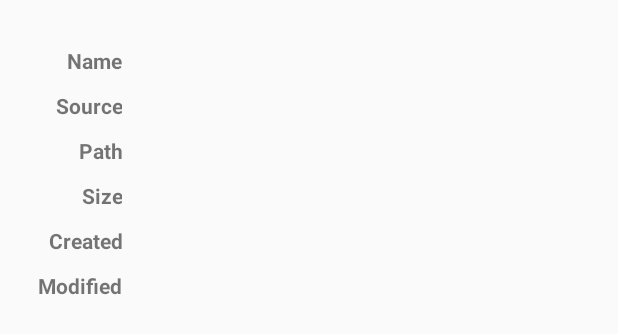
After one commit to abnegate/android-filemanager2, an Android app: the layout dialog_properties.xml on its own in the app's theme, with its tools: preview values and no code run, on a phone screen of 412 x 824 dp. The commit adds this screen. Shown: the top 334 px of the screen. Run offline under Robolectric (Android 15) with nearby library versions, the phone set to English and light mode, and no system bars.

Commit message:
Add properties dialog. Fix context menu button showing for source which doesn't have multiselect enabled. Fix checkbox animating for up navigation folders.

```diff
--- a/app/src/main/java/com/jakebarnby/filemanager/util/Constants.java
+++ b/app/src/main/java/com/jakebarnby/filemanager/util/Constants.java
@@ -11,6 +11,7 @@ public class Constants {
     public static final String GOOGLE_DRIVE_FOLDER_MIME = "application/vnd.google-apps.folder";
     public static final String DIALOG_TITLE_KEY = "DIALOG_TITLE";
     public static final String ERROR_MESSAGE_KEY = "ERROR_MESSAGE";
+    public static final java.lang.String NAME_KEY = "NAME_KEY";
 
     public class Sources {
         public static final String CALLBACK_URL = "https://google.com";
--- /dev/null
+++ b/app/src/main/res/layout/dialog_properties.xml
@@ -0,0 +1,123 @@
+<?xml version="1.0" encoding="utf-8"?>
+<TableLayout xmlns:android="http://schemas.android.com/apk/res/android"
+    android:layout_width="match_parent"
+    android:layout_height="match_parent"
+    android:columnCount="2"
+    android:orientation="vertical"
+    android:padding="25dp"
+    android:rowCount="6">
+
+    <TableRow
+        android:layout_marginBottom="5dp"
+        android:layout_marginTop="5dp">
+
+        <TextView
+            android:layout_width="match_parent"
+            android:layout_height="match_parent"
+            android:text="@string/name"
+            android:textAlignment="textEnd"
+            android:textStyle="bold" />
+
+        <TextView
+            android:id="@+id/text_name"
+            android:layout_width="match_parent"
+            android:layout_height="wrap_content"
+            android:layout_marginStart="10dp"
+            android:textAlignment="textStart" />
+    </TableRow>
+
+    <TableRow
+        android:layout_marginBottom="5dp"
+        android:layout_marginTop="5dp">
+
+        <TextView
+            android:layout_width="match_parent"
+            android:layout_height="match_parent"
+            android:text="@string/sourceName"
+            android:textAlignment="textEnd"
+            android:textStyle="bold" />
+
+        <TextView
+            android:id="@+id/text_sourceName"
+            android:layout_width="match_parent"
+            android:layout_height="match_parent"
+            android:layout_marginStart="10dp"
+            android:textAlignment="textStart" />
+    </TableRow>
+
+    <TableRow
+        android:layout_marginBottom="5dp"
+        android:layout_marginTop="5dp">
+
+        <TextView
+            android:layout_width="match_parent"
+            android:layout_height="match_parent"
+            android:text="@string/path"
+            android:textAlignment="textEnd"
+            android:textStyle="bold" />
+
+        <TextView
+            android:id="@+id/text_path"
+            android:layout_width="match_parent"
+            android:layout_height="wrap_content"
+            android:layout_marginStart="10dp"
+            android:textAlignment="textStart" />
+    </TableRow>
+
+    <TableRow
+        android:layout_marginBottom="5dp"
+        android:layout_marginTop="5dp">
+
+        <TextView
+            android:layout_width="match_parent"
+            android:layout_height="match_parent"
+            android:text="@string/size"
+            android:textAlignment="textEnd"
+            android:textStyle="bold" />
+
+        <TextView
+            android:id="@+id/text_size"
+            android:layout_width="match_parent"
+            android:layout_height="match_parent"
+            android:layout_marginStart="10dp"
+            android:textAlignment="textStart" />
+    </TableRow>
+
+    <TableRow
+        android:layout_marginBottom="5dp"
+        android:layout_marginTop="5dp">
+
+        <TextView
+            android:layout_width="match_parent"
+            android:layout_height="match_parent"
+            android:text="@string/createdTime"
+            android:textAlignment="textEnd"
+            android:textStyle="bold" />
+
+        <TextView
+            android:id="@+id/text_createdTime"
+            android:layout_width="match_parent"
+            android:layout_height="wrap_content"
+            android:layout_marginStart="10dp"
+            android:textAlignment="textStart" />
+    </TableRow>
+
+    <TableRow
+        android:layout_marginBottom="5dp"
+        android:layout_marginTop="5dp">
+
+        <TextView
+            android:layout_width="match_parent"
+            android:layout_height="match_parent"
+            android:text="@string/modifiedTime"
+            android:textAlignment="textEnd"
+            android:textStyle="bold" />
+
+        <TextView
+            android:id="@+id/text_modifiedTime"
+            android:layout_width="match_parent"
+            android:layout_height="wrap_content"
+            android:layout_marginStart="10dp"
+            android:textAlignment="textStart" />
+    </TableRow>
+</TableLayout>
--- a/app/src/main/res/values/strings.xml
+++ b/app/src/main/res/values/strings.xml
@@ -29,4 +29,13 @@
     <string name="too_many_selected">Only one file or folder can be renamed at a time.</string>
     <string name="menu_item_multi_select">Multi Select</string>
     <string name="error">Error</string>
+    <string name="name">Name</string>
+    <string name="path">Path</string>
+    <string name="sourceName">Source</string>
+    <string name="size">Size</string>
+    <string name="createdTime">Created</string>
+    <string name="modifiedTime">Modified</string>
+    <string name="selected_item_count">%1$d selected</string>
+    <string name="properties">Properties</string>
+    <string name="sizeDisplay">%.2f MB</string>
 </resources>
```
Also changed, not shown: app/src/main/java/com/jakebarnby/filemanager/activities/source/SourceActivity.java (+27 -6 lines), app/src/main/java/com/jakebarnby/filemanager/activities/source/adapters/FileSystemAdapter.java (+7 -6 lines), app/src/main/java/com/jakebarnby/filemanager/activities/source/dialogs/PropertiesDialogFragment.java (added, +71 -0 lines).
